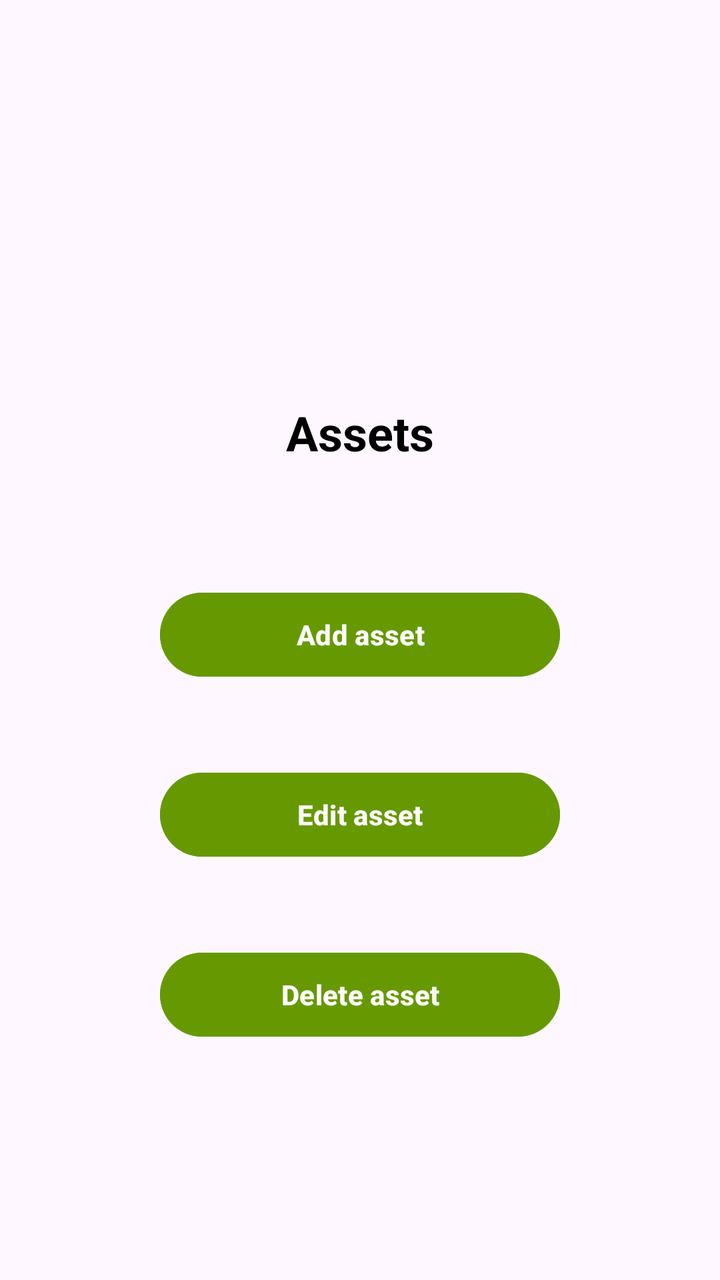
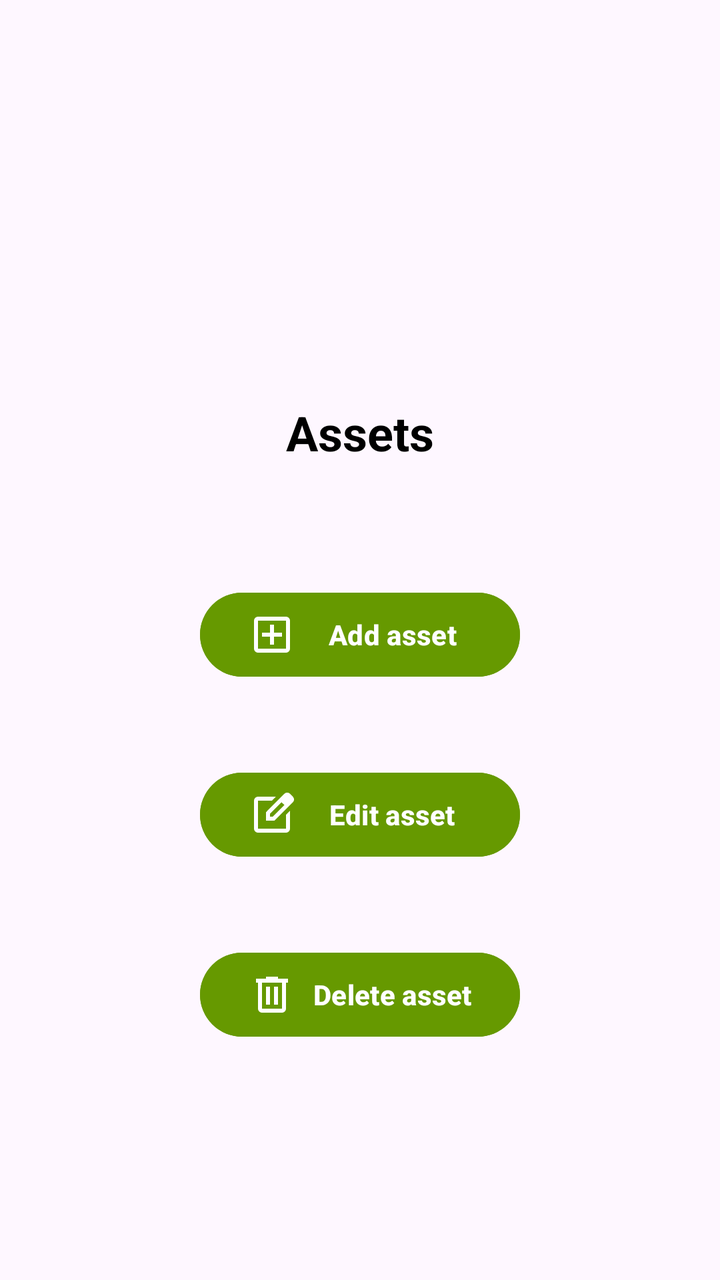

Compare the two renders of this Android layout. The source of the first and the diff that turns it into the second are given below.
<!-- AndroidManifest.xml: application theme Theme.RFIDLaundryAsset -->
<!-- res/layout/activity_assets.xml -->
<?xml version="1.0" encoding="utf-8"?>
<androidx.constraintlayout.widget.ConstraintLayout xmlns:android="http://schemas.android.com/apk/res/android"
    xmlns:app="http://schemas.android.com/apk/res-auto"
    xmlns:tools="http://schemas.android.com/tools"
    android:id="@+id/main"
    android:layout_width="match_parent"
    android:layout_height="match_parent"
    tools:context=".Assets">

    
    <TextView
        android:id="@+id/titleText"
        android:layout_width="wrap_content"
        android:layout_height="wrap_content"
        android:layout_marginTop="200dp"
        android:text="Assets"
        android:textSize="24sp"
        android:textStyle="bold"
        android:textColor="@android:color/black"
        app:layout_constraintEnd_toEndOf="parent"
        app:layout_constraintStart_toStartOf="parent"
        app:layout_constraintTop_toTopOf="parent" />

    <Button
        android:id="@+id/buttonAddAsset"
        android:layout_width="200dp"
        android:layout_height="50dp"
        android:layout_marginTop="60dp"
        android:backgroundTint="@android:color/holo_green_dark"
        android:text="Add asset"
        android:textColor="@android:color/white"
        android:textStyle="bold"
        app:layout_constraintTop_toBottomOf="@id/titleText"
        app:layout_constraintEnd_toEndOf="parent"
        app:layout_constraintStart_toStartOf="parent" />

    <Button
        android:id="@+id/buttonEditAsset"
        android:layout_width="200dp"
        android:layout_height="50dp"
        android:layout_marginTop="40dp"
        android:backgroundTint="@android:color/holo_green_dark"
        android:text="Edit asset"
        android:textColor="@android:color/white"
        android:textStyle="bold"
        app:layout_constraintEnd_toEndOf="parent"
        app:layout_constraintStart_toStartOf="parent"
        app:layout_constraintTop_toBottomOf="@id/buttonAddAsset" />

    <Button
        android:id="@+id/buttonDeleteAsset"
        android:layout_width="200dp"
        android:layout_height="50dp"
        android:layout_marginTop="40dp"
        android:backgroundTint="@android:color/holo_green_dark"
        android:text="Delete asset"
        android:textColor="@android:color/white"
        android:textStyle="bold"
        app:layout_constraintEnd_toEndOf="parent"
        app:layout_constraintStart_toStartOf="parent"
        app:layout_constraintTop_toBottomOf="@id/buttonEditAsset" />
</androidx.constraintlayout.widget.ConstraintLayout>
<!-- resources referenced by this layout -->
<resources>
  <style name="Theme.RFIDLaundryAsset" parent="Base.Theme.RFIDLaundryAsset" />
  <style name="Base.Theme.RFIDLaundryAsset" parent="Theme.Material3.DayNight.NoActionBar">
          
          
      </style>
</resources>

<!-- the commit's change to res/layout/activity_assets.xml (unified diff, before → after) -->
@@ -19,44 +19,54 @@
         android:textColor="@android:color/black"
         app:layout_constraintEnd_toEndOf="parent"
         app:layout_constraintStart_toStartOf="parent"
-        app:layout_constraintTop_toTopOf="parent" />
+        app:layout_constraintTop_toTopOf="parent"
+        tools:ignore="HardcodedText" />
 
     <Button
         android:id="@+id/buttonAddAsset"
-        android:layout_width="200dp"
+        android:layout_width="160dp"
         android:layout_height="50dp"
         android:layout_marginTop="60dp"
         android:backgroundTint="@android:color/holo_green_dark"
         android:text="Add asset"
-        android:textColor="@android:color/white"
+        android:drawableLeft="@drawable/ic_add"
+        android:drawablePadding="10dp"
+        android:drawableTint="@android:color/white"
         android:textStyle="bold"
         app:layout_constraintTop_toBottomOf="@id/titleText"
         app:layout_constraintEnd_toEndOf="parent"
-        app:layout_constraintStart_toStartOf="parent" />
+        app:layout_constraintStart_toStartOf="parent"
+        tools:ignore="HardcodedText,RtlHardcoded" />
 
     <Button
         android:id="@+id/buttonEditAsset"
-        android:layout_width="200dp"
+        android:layout_width="160dp"
         android:layout_height="50dp"
         android:layout_marginTop="40dp"
         android:backgroundTint="@android:color/holo_green_dark"
         android:text="Edit asset"
-        android:textColor="@android:color/white"
+        android:drawableLeft="@drawable/ic_edit"
+        android:drawablePadding="10dp"
+        android:drawableTint="@android:color/white"
         android:textStyle="bold"
         app:layout_constraintEnd_toEndOf="parent"
         app:layout_constraintStart_toStartOf="parent"
-        app:layout_constraintTop_toBottomOf="@id/buttonAddAsset" />
+        app:layout_constraintTop_toBottomOf="@id/buttonAddAsset"
+        tools:ignore="HardcodedText, RtlHardcoded" />
 
     <Button
         android:id="@+id/buttonDeleteAsset"
-        android:layout_width="200dp"
+        android:layout_width="160dp"
         android:layout_height="50dp"
         android:layout_marginTop="40dp"
         android:backgroundTint="@android:color/holo_green_dark"
         android:text="Delete asset"
-        android:textColor="@android:color/white"
+        android:drawableLeft="@drawable/ic_delete"
+        android:drawablePadding="10dp"
+        android:drawableTint="@android:color/white"
         android:textStyle="bold"
         app:layout_constraintEnd_toEndOf="parent"
         app:layout_constraintStart_toStartOf="parent"
-        app:layout_constraintTop_toBottomOf="@id/buttonEditAsset" />
+        app:layout_constraintTop_toBottomOf="@id/buttonEditAsset"
+        tools:ignore="HardcodedText, RtlHardcoded" />
 </androidx.constraintlayout.widget.ConstraintLayout>
<!-- resource entries referenced after the edit -->
@@ -1,5 +1,38 @@
 <!-- resources referenced by this layout -->
 <resources>
+  <!-- drawable ic_add (drawable) -->
+  <vector xmlns:android="http://schemas.android.com/apk/res/android"
+      android:width="24dp"
+      android:height="24dp"
+      android:viewportWidth="960"
+      android:viewportHeight="960"
+      android:tint="?attr/colorControlNormal">
+    <path
+        android:fillColor="@android:color/white"
+        android:pathData="M440,680L520,680L520,520L680,520L680,440L520,440L520,280L440,280L440,440L280,440L280,520L440,520L440,680ZM200,840Q167,840 143.5,816.5Q120,793 120,760L120,200Q120,167 143.5,143.5Q167,120 200,120L760,120Q793,120 816.5,143.5Q840,167 840,200L840,760Q840,793 816.5,816.5Q793,840 760,840L200,840ZM200,760L760,760Q760,760 760,760Q760,760 760,760L760,200Q760,200 760,200Q760,200 760,200L200,200Q200,200 200,200Q200,200 200,200L200,760Q200,760 200,760Q200,760 200,760ZM200,200L200,200Q200,200 200,200Q200,200 200,200L200,760Q200,760 200,760Q200,760 200,760L200,760Q200,760 200,760Q200,760 200,760L200,200Q200,200 200,200Q200,200 200,200Z"/>
+  </vector>
+  <!-- drawable ic_delete (drawable) -->
+  <vector xmlns:android="http://schemas.android.com/apk/res/android"
+      android:width="24dp"
+      android:height="24dp"
+      android:viewportWidth="960"
+      android:viewportHeight="960"
+      android:tint="?attr/colorControlNormal">
+    <path
+        android:fillColor="@android:color/white"
+        android:pathData="M280,840Q247,840 223.5,816.5Q200,793 200,760L200,240L160,240L160,160L360,160L360,120L600,120L600,160L800,160L800,240L760,240L760,760Q760,793 736.5,816.5Q713,840 680,840L280,840ZM680,240L280,240L280,760Q280,760 280,760Q280,760 280,760L680,760Q680,760 680,760Q680,760 680,760L680,240ZM360,680L440,680L440,320L360,320L360,680ZM520,680L600,680L600,320L520,320L520,680ZM280,240L280,240L280,760Q280,760 280,760Q280,760 280,760L280,760Q280,760 280,760Q280,760 280,760L280,240Z"/>
+  </vector>
+  <!-- drawable ic_edit (drawable) -->
+  <vector xmlns:android="http://schemas.android.com/apk/res/android"
+      android:width="24dp"
+      android:height="24dp"
+      android:viewportWidth="960"
+      android:viewportHeight="960"
+      android:tint="?attr/colorControlNormal">
+    <path
+        android:fillColor="@android:color/white"
+        android:pathData="M200,840Q167,840 143.5,816.5Q120,793 120,760L120,200Q120,167 143.5,143.5Q167,120 200,120L557,120L477,200L200,200Q200,200 200,200Q200,200 200,200L200,760Q200,760 200,760Q200,760 200,760L760,760Q760,760 760,760Q760,760 760,760L760,482L840,402L840,760Q840,793 816.5,816.5Q793,840 760,840L200,840ZM480,480Q480,480 480,480Q480,480 480,480L480,480Q480,480 480,480Q480,480 480,480L480,480L480,480L480,480L480,480L480,480L480,480Q480,480 480,480Q480,480 480,480ZM360,600L360,430L727,63Q739,51 754,45Q769,39 784,39Q800,39 814.5,45Q829,51 841,63L897,120Q908,132 914,146.5Q920,161 920,176Q920,191 914.5,205.5Q909,220 897,232L530,600L360,600ZM841,176L841,176L785,120L785,120L841,176ZM440,520L496,520L728,288L700,260L671,232L440,463L440,520ZM700,260L671,232L671,232L700,260L728,288L728,288L700,260Z"/>
+  </vector>
   <style name="Theme.RFIDLaundryAsset" parent="Base.Theme.RFIDLaundryAsset" />
   <style name="Base.Theme.RFIDLaundryAsset" parent="Theme.Material3.DayNight.NoActionBar">
           
